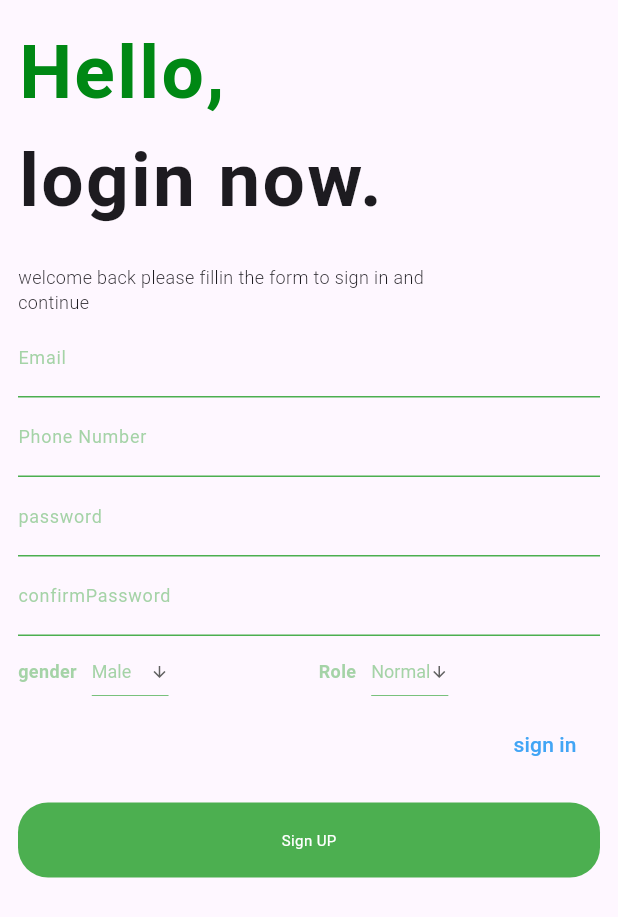
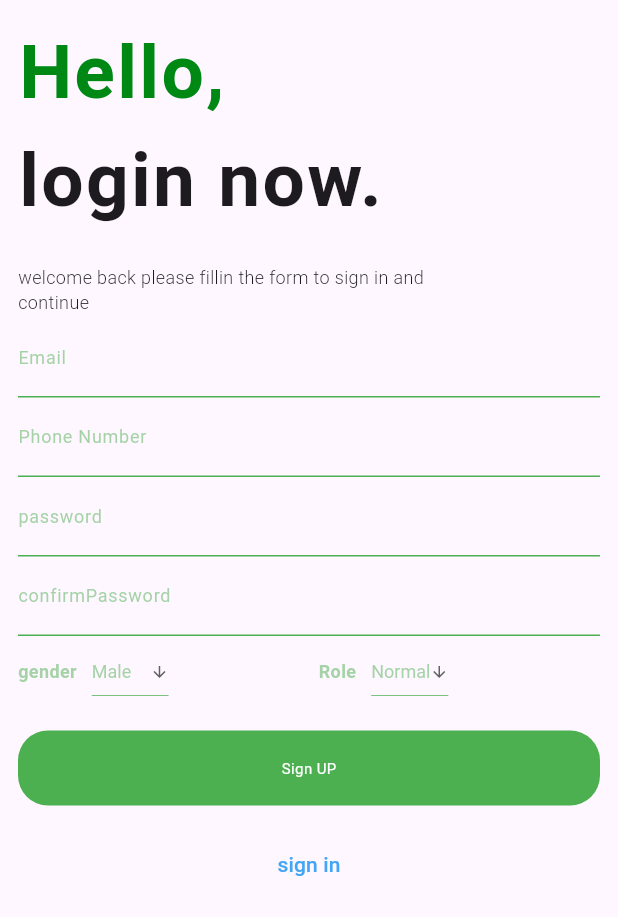
Before and after one commit to michael-099/Hakime, a Flutter app: the screen it shows after launch, after a tap on "sign in", on a phone screen of 412 x 824 dp. Shown: the top 917 px of the screen. Run offline on Flutter 3.47's test engine with Material 3 defaults, Android fonts, the phone set to English and light mode, and no system bars; our stand-ins replace curved_navigation_bar; missing offline and left inert: dart:js.

```diff
--- a/lib/Login/signUp.dart
+++ b/lib/Login/signUp.dart
@@ -30,8 +30,8 @@ class SignUp extends StatelessWidget {
                   ),
               const MyTextField(
                   labelText: "Phone Number",
-                  obscureText: true,
-                  width: 600,
+                  obscureText: false,
+                  width: 400,
                   color: Colors.green
                   // radius: 20.0,
                   ),
@@ -41,14 +41,14 @@ class SignUp extends StatelessWidget {
               const MyTextField(
                   labelText: "password",
                   obscureText: true,
-                  width: 600,
+                  width: 400,
                   color: Colors.green
                   // radius: 20.0,
                   ),
               const MyTextField(
                   labelText: "confirmPassword",
                   obscureText: true,
-                  width: 600,
+                  width: 400,
                   color: Colors.green
                   // radius: 20.0,
                   ),
@@ -69,28 +69,24 @@ class SignUp extends StatelessWidget {
                   ),
                 ],
               ),
-              Align(
-                alignment: Alignment.bottomRight,
-                child: TextButton(
-                  child: Text(
-                    "sign in ",
-                    style: TextStyle(color: Colors.blue[400]),
-                  ),
-                  onPressed: () {
-                    Navigator.push(
-                        context,
-                        MaterialPageRoute(
-                          builder: (context) => Login(),
-                        ));
-                  },
-                ),
-              ),
+
               const Button(
                 height: 50,
                 label: "Sign UP",
                 width: 600,
                 radius: 20,
                 fontSize: 10,
+              ),
+              TextButton(
+                child: Text(
+                  "sign in",
+                  style: TextStyle(color: Colors.blue[400]),
+                  textAlign: TextAlign.right,
+                ),
+                onPressed: () {
+                  Navigator.push(context,
+                      MaterialPageRoute(builder: (context) => Login()));
+                },
               ),
             ],
           ),
```
